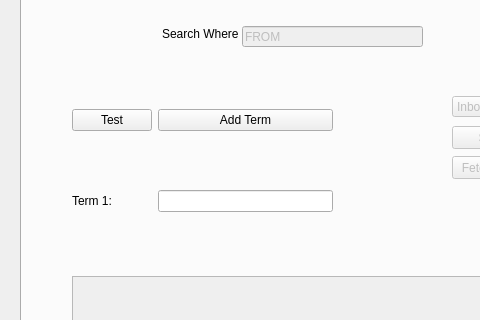
13-aymane/py-mail, file mail2.ui: the form before one commit; both pictures show x 0 to 480 and y 120 to 440 of the 772 by 832 pixel window.
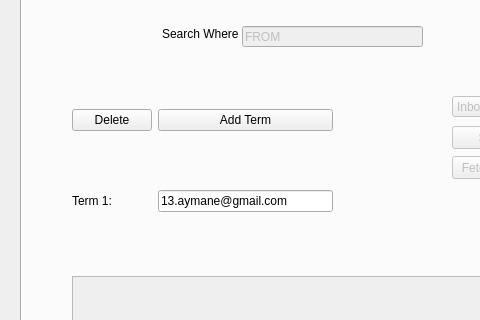
The form after the commit.

```diff
--- a/mail2.ui
+++ b/mail2.ui
@@ -211,7 +211,7 @@
        <item row="0" column="0">
         <widget class="QPushButton" name="testButton_2">
          <property name="text">
-          <string>Test</string>
+          <string>Delete</string>
          </property>
         </widget>
        </item>
@@ -238,7 +238,7 @@
           <bool>true</bool>
          </property>
          <property name="text">
-          <string/>
+          <string>13.aymane@gmail.com</string>
          </property>
         </widget>
        </item>
```
Left out of the diff: 2 changed lines with no effect on the pictures.
